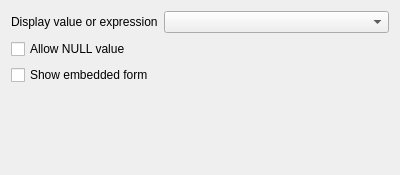
Old version of the form src/ui/editorwidgets/qgsrelreferenceconfigdlgbase.ui in the repository daveisfera/QGIS.
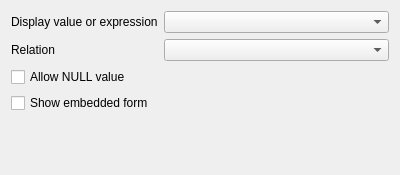
New version of the form.

Commit message: Further work on relations

The edit to the form file:
```diff
--- a/src/ui/editorwidgets/qgsrelreferenceconfigdlgbase.ui
+++ b/src/ui/editorwidgets/qgsrelreferenceconfigdlgbase.ui
@@ -24,20 +24,30 @@
    <item row="0" column="1">
     <widget class="QComboBox" name="mComboDisplayField"/>
    </item>
-   <item row="1" column="0" colspan="2">
+   <item row="2" column="0" colspan="2">
     <widget class="QCheckBox" name="mCbxAllowNull">
      <property name="text">
       <string>Allow NULL value</string>
      </property>
     </widget>
    </item>
-   <item row="2" column="0" colspan="2">
+   <item row="3" column="0" colspan="2">
     <widget class="QCheckBox" name="mCbxShowForm">
      <property name="text">
       <string>Show embedded form</string>
      </property>
     </widget>
    </item>
+   <item row="1" column="0">
+    <widget class="QLabel" name="label_2">
+     <property name="text">
+      <string>Relation</string>
+     </property>
+    </widget>
+   </item>
+   <item row="1" column="1">
+    <widget class="QComboBox" name="mComboRelation"/>
+   </item>
   </layout>
  </widget>
  <resources/>
```
The commit also changes 9 other files.
